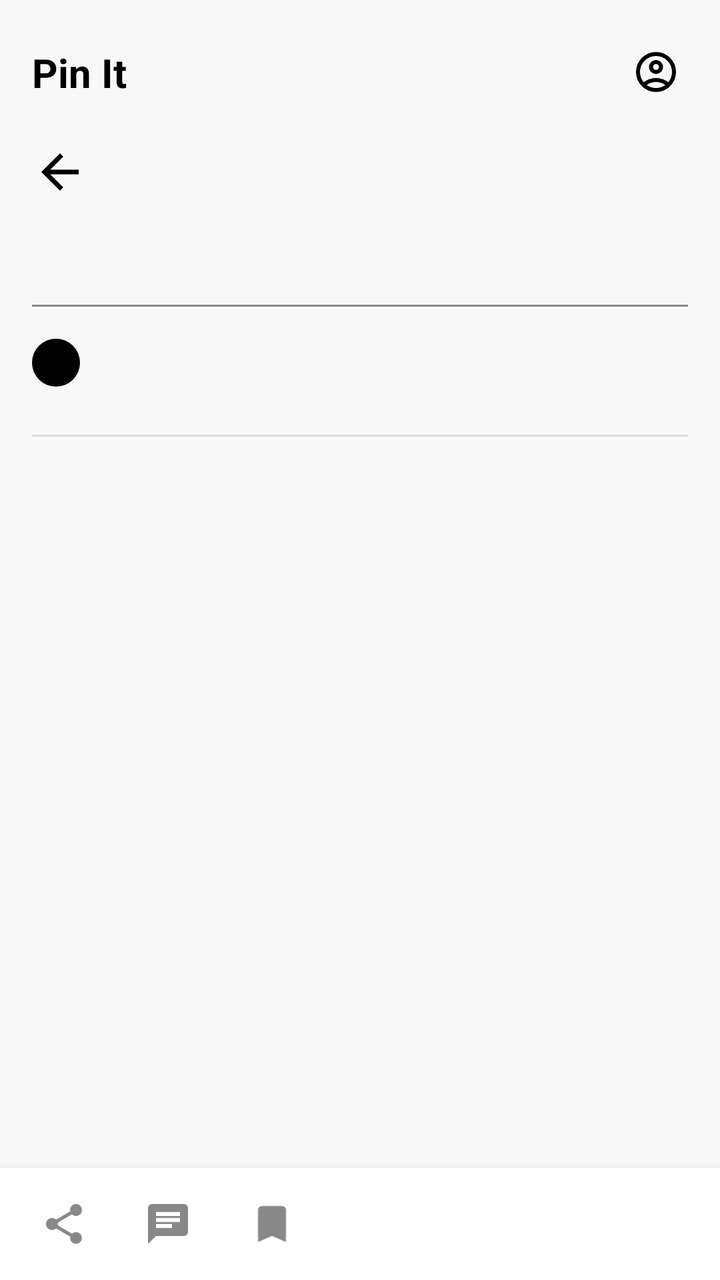
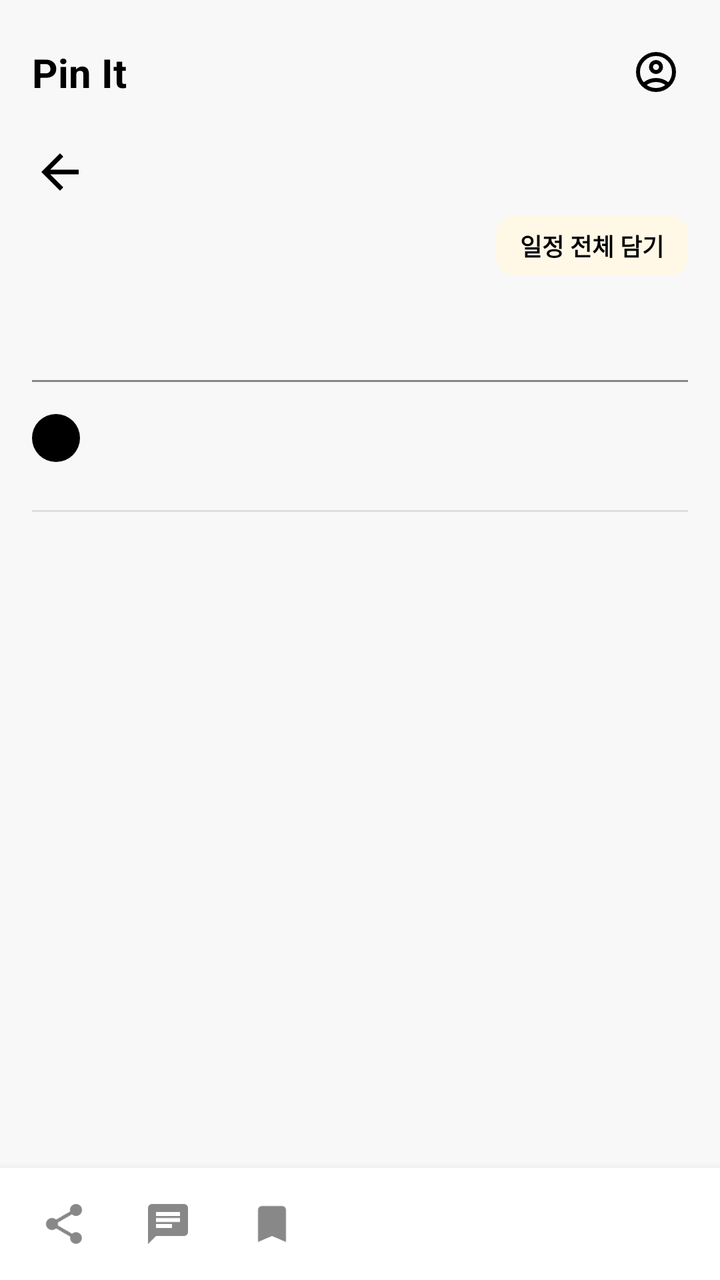

An Android layout rendered at two revisions. The XML below is the earlier revision; the diff shows what the commit changed to produce the second picture.
<!-- AndroidManifest.xml: application theme AppTheme -->
<!-- res/layout/activity_post_detail.xml -->
<?xml version="1.0" encoding="utf-8"?>
<RelativeLayout xmlns:android="http://schemas.android.com/apk/res/android"
    xmlns:app="http://schemas.android.com/apk/res-auto"
    android:layout_width="match_parent"
    android:layout_height="match_parent"
    android:background="#F8F8F8">

    <androidx.core.widget.NestedScrollView
        android:layout_width="match_parent"
        android:layout_height="match_parent"
        android:layout_above="@+id/layoutBottomActions"
        android:fillViewport="true">

        <LinearLayout
            android:layout_width="match_parent"
            android:layout_height="wrap_content"
            android:orientation="vertical"
            android:padding="16dp">

            <androidx.constraintlayout.widget.ConstraintLayout
                android:layout_width="match_parent"
                android:layout_height="40dp"
                android:layout_marginBottom="16dp">

                <TextView
                    android:layout_width="wrap_content"
                    android:layout_height="wrap_content"
                    android:text="Pin It"
                    android:textColor="#000000"
                    android:textSize="20sp"
                    android:textStyle="bold"
                    app:layout_constraintBottom_toBottomOf="parent"
                    app:layout_constraintStart_toStartOf="parent"
                    app:layout_constraintTop_toTopOf="parent" />

                <LinearLayout
                    android:id="@+id/headerActions"
                    android:layout_width="wrap_content"
                    android:layout_height="match_parent"
                    android:gravity="center_vertical"
                    android:orientation="horizontal"
                    app:layout_constraintBottom_toBottomOf="parent"
                    app:layout_constraintEnd_toEndOf="parent"
                    app:layout_constraintTop_toTopOf="parent">

                    <ImageView
                        android:id="@+id/btnOpenMyPage"
                        android:layout_width="32dp"
                        android:layout_height="32dp"
                        android:layout_marginStart="4dp"
                        android:clickable="true"
                        android:focusable="true"
                        android:padding="4dp"
                        android:src="@drawable/ic_mypage"
                        app:tint="#000000" />
                </LinearLayout>
            </androidx.constraintlayout.widget.ConstraintLayout>

            <ImageView
                android:id="@+id/btnBack"
                android:layout_width="28dp"
                android:layout_height="28dp"
                android:layout_marginBottom="8dp"
                android:clickable="true"
                android:focusable="true"
                android:src="@drawable/ic_arrow_back"
                app:tint="#000000" />

            <TextView
                android:id="@+id/tvPostTitle"
                android:layout_width="match_parent"
                android:layout_height="wrap_content"
                android:text=""
                android:textColor="#000000"
                android:textSize="24sp"
                android:textStyle="bold"
                android:layout_marginBottom="12dp" />

            <View
                android:layout_width="match_parent"
                android:layout_height="1dp"
                android:background="#888888" />

            <HorizontalScrollView
                android:id="@+id/scrollTravelSettings"
                android:layout_width="match_parent"
                android:layout_height="wrap_content"
                android:layout_marginTop="12dp"
                android:scrollbars="none"
                android:visibility="gone">
                <LinearLayout
                    android:id="@+id/layoutDetailTravelSettings"
                    android:layout_width="wrap_content"
                    android:layout_height="wrap_content"
                    android:orientation="horizontal" />
            </HorizontalScrollView>

            <HorizontalScrollView
                android:id="@+id/scrollHashtags"
                android:layout_width="match_parent"
                android:layout_height="wrap_content"
                android:layout_marginTop="8dp"
                android:scrollbars="none"
                android:visibility="gone">
                <LinearLayout
                    android:id="@+id/layoutDetailHashtags"
                    android:layout_width="wrap_content"
                    android:layout_height="wrap_content"
                    android:orientation="horizontal" />
            </HorizontalScrollView>
            <RelativeLayout
                android:layout_width="match_parent"
                android:layout_height="wrap_content"
                android:layout_marginTop="16dp"
                android:layout_marginBottom="8dp">

                <LinearLayout
                    android:id="@+id/authorProfileRow"
                    android:layout_width="wrap_content"
                    android:layout_height="wrap_content"
                    android:layout_alignParentStart="true"
                    android:layout_centerVertical="true"
                    android:gravity="center_vertical"
                    android:orientation="horizontal">

                    <ImageView
                        android:id="@+id/authorProfileImage"
                        android:layout_width="24dp"
                        android:layout_height="24dp"
                        android:layout_marginEnd="8dp"
                        android:background="@drawable/bg_profile_avatar"
                        android:scaleType="centerCrop" />

                    <TextView
                        android:id="@+id/tvAuthorName"
                        android:layout_width="wrap_content"
                        android:layout_height="wrap_content"
                        android:text=""
                        android:textColor="#000000"
                        android:textSize="14sp"
                        android:textStyle="bold" />
                </LinearLayout>

                <LinearLayout
                    android:layout_width="wrap_content"
                    android:layout_height="wrap_content"
                    android:layout_alignParentEnd="true"
                    android:layout_centerVertical="true"
                    android:gravity="center_vertical"
                    android:orientation="horizontal">

                    <TextView
                        android:id="@+id/tvViewCount"
                        android:layout_width="wrap_content"
                        android:layout_height="wrap_content"
                        android:layout_marginEnd="8dp"
                        android:text=""
                        android:textColor="#999999"
                        android:textSize="12sp" />

                    <TextView
                        android:id="@+id/tvPostDate"
                        android:layout_width="wrap_content"
                        android:layout_height="wrap_content"
                        android:text=""
                        android:textColor="#999999"
                        android:textSize="12sp" />

                    <TextView
                        android:id="@+id/btnEditPost"
                        android:layout_width="wrap_content"
                        android:layout_height="wrap_content"
                        android:layout_marginStart="8dp"
                        android:clickable="true"
                        android:focusable="true"
                        android:text="수정"
                        android:textColor="#888888"
                        android:textSize="12sp"
                        android:visibility="gone" />

                    <TextView
                        android:id="@+id/btnDeletePost"
                        android:layout_width="wrap_content"
                        android:layout_height="wrap_content"
                        android:layout_marginStart="8dp"
                        android:clickable="true"
                        android:focusable="true"
                        android:text="삭제"
                        android:textColor="#FF6B35"
                        android:textSize="12sp"
                        android:visibility="gone" />
                </LinearLayout>

            </RelativeLayout>

            <androidx.recyclerview.widget.RecyclerView
                android:id="@+id/rvContentBlocks"
                android:layout_width="match_parent"
                android:layout_height="wrap_content"
                android:nestedScrollingEnabled="false"
                android:layout_marginTop="16dp"/>

            <View
                android:layout_width="match_parent"
                android:layout_height="1dp"
                android:layout_marginBottom="16dp"
                android:background="#DDDDDD" />
        </LinearLayout>
    </androidx.core.widget.NestedScrollView>

    <LinearLayout
        android:id="@+id/layoutBottomActions"
        android:layout_width="match_parent"
        android:layout_height="56dp"
        android:layout_alignParentBottom="true"
        android:background="#FFFFFF"
        android:elevation="8dp"
        android:gravity="center_vertical"
        android:orientation="horizontal"
        android:paddingHorizontal="16dp">

        <ImageView
            android:id="@+id/btnActionShare"
            android:layout_width="32dp"
            android:layout_height="32dp"
            android:layout_marginEnd="20dp"
            android:clickable="true"
            android:focusable="true"
            android:padding="4dp"
            android:src="@drawable/ic_share"
            app:tint="#888888" />

        <ImageView
            android:id="@+id/btnActionComment"
            android:layout_width="32dp"
            android:layout_height="32dp"
            android:layout_marginEnd="20dp"
            android:clickable="true"
            android:focusable="true"
            android:padding="4dp"
            android:src="@drawable/ic_chat"
            app:tint="#888888" />

        <ImageView
            android:id="@+id/btnActionScrap"
            android:layout_width="32dp"
            android:layout_height="32dp"
            android:clickable="true"
            android:focusable="true"
            android:padding="4dp"
            android:src="@drawable/ic_bookmark"
            app:tint="#888888" />
    </LinearLayout>

</RelativeLayout>
<!-- resources referenced by this layout -->
<resources>
  <!-- drawable bg_profile_avatar (drawable) -->
  <?xml version="1.0" encoding="utf-8"?>
  <shape xmlns:android="http://schemas.android.com/apk/res/android"
      android:shape="oval">
      <solid android:color="#000000" />
  </shape>
  <!-- drawable ic_arrow_back (drawable) -->
  <vector xmlns:android="http://schemas.android.com/apk/res/android" android:autoMirrored="true" android:height="24dp" android:tint="#000000" android:viewportHeight="24" android:viewportWidth="24" android:width="24dp">
        
      <path android:fillColor="@android:color/white" android:pathData="M20,11H7.83l5.59,-5.59L12,4l-8,8 8,8 1.41,-1.41L7.83,13H20v-2z"/>
      
  </vector>
  <!-- drawable ic_bookmark (drawable) -->
  <vector xmlns:android="http://schemas.android.com/apk/res/android" android:height="24dp" android:tint="#000000" android:viewportHeight="24" android:viewportWidth="24" android:width="24dp">
        
      <path android:fillColor="@android:color/white" android:pathData="M17,3H7c-1.1,0 -1.99,0.9 -1.99,2L5,21l7,-3 7,3V5c0,-1.1 -0.9,-2 -2,-2z"/>
      
  </vector>
  <!-- drawable ic_chat (drawable) -->
  <vector xmlns:android="http://schemas.android.com/apk/res/android" android:autoMirrored="true" android:height="24dp" android:tint="#000000" android:viewportHeight="24" android:viewportWidth="24" android:width="24dp">
        
      <path android:fillColor="@android:color/white" android:pathData="M20,2L4,2c-1.1,0 -1.99,0.9 -1.99,2L2,22l4,-4h14c1.1,0 2,-0.9 2,-2L22,4c0,-1.1 -0.9,-2 -2,-2zM6,9h12v2L6,11L6,9zM14,14L6,14v-2h8v2zM18,8L6,8L6,6h12v2z"/>
      
  </vector>
  <!-- drawable ic_share (drawable) -->
  <vector xmlns:android="http://schemas.android.com/apk/res/android" android:height="24dp" android:tint="#000000" android:viewportHeight="24" android:viewportWidth="24" android:width="24dp">
        
      <path android:fillColor="@android:color/white" android:pathData="M18,16.08c-0.76,0 -1.44,0.3 -1.96,0.77L8.91,12.7c0.05,-0.23 0.09,-0.46 0.09,-0.7s-0.04,-0.47 -0.09,-0.7l7.05,-4.11c0.54,0.5 1.25,0.81 2.04,0.81 1.66,0 3,-1.34 3,-3s-1.34,-3 -3,-3 -3,1.34 -3,3c0,0.24 0.04,0.47 0.09,0.7L8.04,9.81C7.5,9.31 6.79,9 6,9c-1.66,0 -3,1.34 -3,3s1.34,3 3,3c0.79,0 1.5,-0.31 2.04,-0.81l7.12,4.16c-0.05,0.21 -0.08,0.43 -0.08,0.65 0,1.61 1.31,2.92 2.92,2.92 1.61,0 2.92,-1.31 2.92,-2.92s-1.31,-2.92 -2.92,-2.92z"/>
      
  </vector>
  <style name="AppTheme" parent="Theme.MaterialComponents.Light.NoActionBar">
          <item name="colorPrimary">@color/colorPrimary</item>
          <item name="colorPrimaryDark">@color/colorPrimaryDark</item>
          <item name="colorAccent">@color/colorAccent</item>
          <item name="android:windowBackground">#F5F5F5</item>
      </style>
  <color name="colorPrimary">#1565C0</color>
  <color name="colorPrimaryDark">#0D47A1</color>
  <color name="colorAccent">#FF9800</color>
  <!-- unchanged entries left out for length: 1 -->
</resources>

<!-- the commit's change to res/layout/activity_post_detail.xml (unified diff, before → after) -->
@@ -66,6 +66,26 @@
                 android:src="@drawable/ic_arrow_back"
                 app:tint="#000000" />
 
+            <RelativeLayout
+                android:layout_width="match_parent"
+                android:layout_height="wrap_content"
+                android:layout_marginBottom="8dp">
+
+                <TextView
+                    android:id="@+id/btnSaveAllSchedules"
+                    android:layout_width="wrap_content"
+                    android:layout_height="wrap_content"
+                    android:layout_alignParentEnd="true"
+                    android:background="@drawable/bg_rounded_border"
+                    android:backgroundTint="#FFF8E7"
+                    android:paddingHorizontal="12dp"
+                    android:paddingVertical="6dp"
+                    android:text="일정 전체 담기"
+                    android:textColor="#000000"
+                    android:textSize="12sp"
+                    android:textStyle="bold" />
+            </RelativeLayout>
+
             <TextView
                 android:id="@+id/tvPostTitle"
                 android:layout_width="match_parent"
@@ -108,6 +128,7 @@
                     android:layout_height="wrap_content"
                     android:orientation="horizontal" />
             </HorizontalScrollView>
+
             <RelativeLayout
                 android:layout_width="match_parent"
                 android:layout_height="wrap_content"
<!-- resource entries referenced after the edit -->
@@ -5,6 +5,19 @@
   <shape xmlns:android="http://schemas.android.com/apk/res/android"
       android:shape="oval">
       <solid android:color="#000000" />
+  </shape>
+  <!-- drawable bg_rounded_border (drawable) -->
+  <?xml version="1.0" encoding="utf-8"?>
+  <shape xmlns:android="http://schemas.android.com/apk/res/android"
+      android:shape="rectangle">
+  
+      <solid android:color="#FFFFFF" />
+  
+      <stroke
+          android:width="1dp"
+          android:color="#DDDDDD" />
+  
+      <corners android:radius="8dp" />
   </shape>
   <!-- drawable ic_arrow_back (drawable) -->
   <vector xmlns:android="http://schemas.android.com/apk/res/android" android:autoMirrored="true" android:height="24dp" android:tint="#000000" android:viewportHeight="24" android:viewportWidth="24" android:width="24dp">
